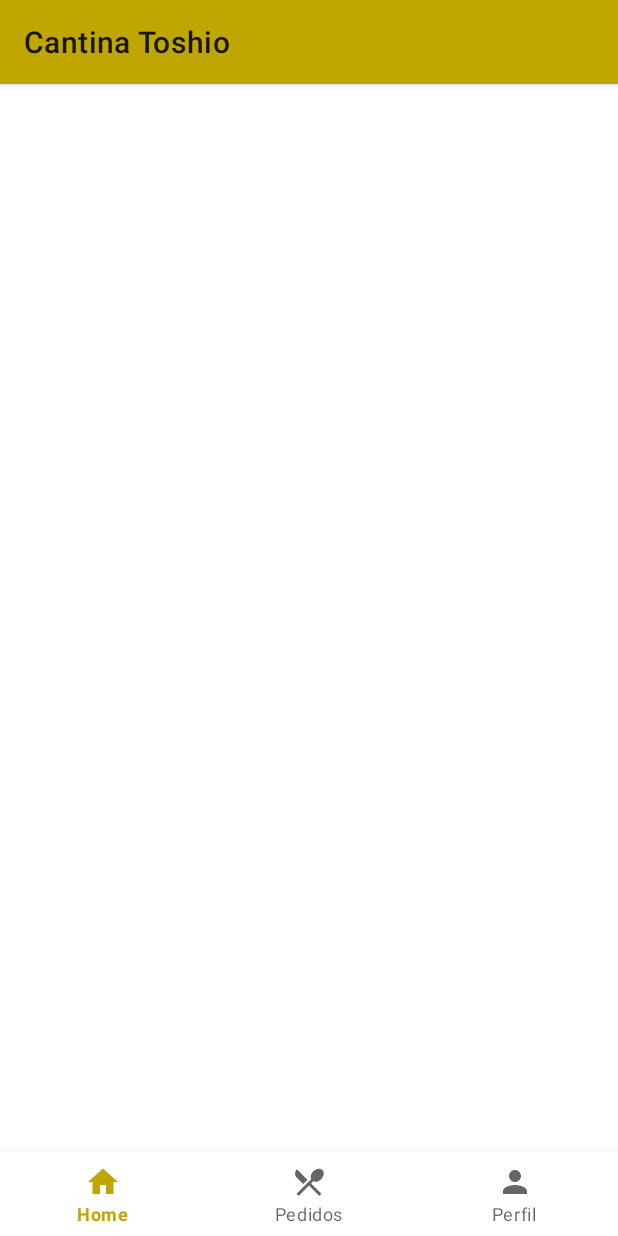
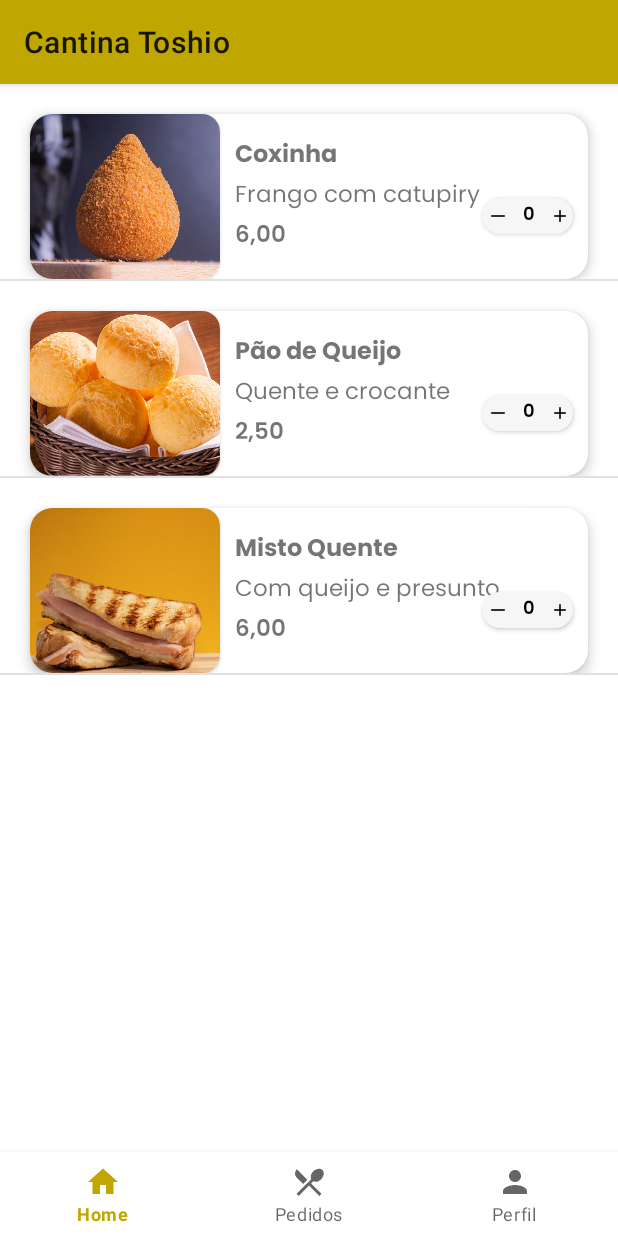
Before and after one commit to weslley-lima04/TCCCantinaToshio, an Android app: the fragment Salgados_Home_Fragment placed in its activity, on a phone screen of 412 x 824 dp. Run offline under Robolectric (Android 15) with nearby library versions, the phone set to English and light mode, and no system bars.

Commit message:
lista Salgados não funciona

```diff
--- a/app/build.gradle
+++ b/app/build.gradle
@@ -25,6 +25,7 @@ android {
         sourceCompatibility JavaVersion.VERSION_1_8
         targetCompatibility JavaVersion.VERSION_1_8
     }
+    namespace 'com.cantinatoshio.app'
 }
 
 dependencies {
--- a/app/src/main/AndroidManifest.xml
+++ b/app/src/main/AndroidManifest.xml
@@ -1,6 +1,5 @@
 <?xml version="1.0" encoding="utf-8"?>
-<manifest xmlns:android="http://schemas.android.com/apk/res/android"
-    package="com.cantinatoshio.app">
+<manifest xmlns:android="http://schemas.android.com/apk/res/android">
 
     <application
         android:allowBackup="true"
--- a/app/src/main/java/com/cantinatoshio/app/PedidosFragment.java
+++ b/app/src/main/java/com/cantinatoshio/app/PedidosFragment.java
@@ -21,13 +21,6 @@ import java.util.Date;*/
 public class PedidosFragment extends Fragment
 {
     ListView listapedidos;
-
-    /*
-    Date date = new Date();
-    DateFormat dateFormat = new SimpleDateFormat("HH:mm:ss");
-    String data = dateFormat.format(date);
-
-    Date data = Calendar.getInstance().getTime();*/
 
     //arrays a serem usados na lista
     String[] datapedido = {"20/08/2022"};
@@ -112,6 +105,8 @@ public class PedidosFragment extends Fragment
 
             return v;
         }
+
+
     }
 
 
--- a/app/src/main/java/com/cantinatoshio/app/Salgados_Home_Fragment.java
+++ b/app/src/main/java/com/cantinatoshio/app/Salgados_Home_Fragment.java
@@ -2,16 +2,30 @@ package com.cantinatoshio.app;
 
 import android.os.Bundle;
 
+import androidx.cardview.widget.CardView;
 import androidx.fragment.app.Fragment;
 
 import android.view.LayoutInflater;
 import android.view.View;
 import android.view.ViewGroup;
+import android.widget.BaseAdapter;
+import android.widget.ImageView;
+import android.widget.ListView;
+import android.widget.TextView;
+
+import com.google.android.material.card.MaterialCardView;
 
 
 public class Salgados_Home_Fragment extends Fragment
 {
 
+    ListView lista_salgados;
+
+    String [] nomeProduto = {"Coxinha", "Pão de Queijo", "Misto Quente"};
+    String [] descProduto = {"Frango com catupiry", "Quente e crocante", "Com queijo e presunto"};
+    String [] precoProduto = {"6,00", "2,50", "6,00"};
+    String [] qtdeProduto = {"0", "0", "0"};
+    int[] imgProduto = {R.drawable.coxinha, R.drawable.fpaodequeijo, R.drawable.misto};
 
 
     @Override
@@ -19,6 +33,64 @@ public class Salgados_Home_Fragment extends Fragment
                              Bundle savedInstanceState)
     {
         // Inflate the layout for this fragment
-        return inflater.inflate(R.layout.fragment_salgados_home, container, false);
+        View view = inflater.inflate(R.layout.fragment_salgados_home, container, false);
+        lista_salgados = view.findViewById(R.id.lista_salgados);
+        AdapterSalgados adapterSalgados = new AdapterSalgados();
+        lista_salgados.setAdapter(adapterSalgados);
+
+
+        //aqui vem o clique pra nova janela
+
+
+        return view;
     }
+
+    public class AdapterSalgados extends BaseAdapter
+    {
+
+        @Override
+        public int getCount()
+        {
+            return nomeProduto.length;
+        }
+
+        @Override
+        public Object getItem(int i)
+        {
+            return null;
+        }
+
+        @Override
+        public long getItemId(int i)
+        {
+            return 0;
+        }
+
+        @Override
+        public View getView(int i, View view, ViewGroup viewGroup)
+        {
+            View v = getLayoutInflater().inflate(R.layout.modelo_produtos, null);
+            TextView txtnomeProduto, txtdescProduto, txtprecoProduto, txtqtdeProduto;
+            CardView produtoCardView;
+            ImageView modelimgProduto;
+
+            //produtoCardView = v.findViewById(R.id.cardProduto);
+            txtnomeProduto = v.findViewById(R.id.nomeProduto);
+            txtdescProduto = v.findViewById(R.id.descricao);
+            txtprecoProduto = v.findViewById(R.id.preco);
+            txtqtdeProduto = v.findViewById(R.id.qtdProduto);
+            modelimgProduto = v.findViewById(R.id.imgProduto);
+
+            txtnomeProduto.setText(nomeProduto[i]);
+            txtdescProduto.setText(descProduto[i]);
+            txtprecoProduto.setText(precoProduto[i]);
+            txtqtdeProduto.setText(qtdeProduto[i]);
+            modelimgProduto.setImageResource(imgProduto[i]);
+
+
+            return v;
+        }
+    }
+
+
 }
--- /dev/null
+++ b/app/src/main/res/drawable/btn_border.xml
@@ -0,0 +1,5 @@
+<?xml version="1.0" encoding="utf-8"?>
+<shape android:shape="rectangle" xmlns:android="http://schemas.android.com/apk/res/android">
+    <solid android:color="@color/yellowapp"/>
+    <corners android:radius="20dp"/>
+</shape>
--- /dev/null
+++ b/app/src/main/res/drawable/circle_border.xml
@@ -0,0 +1,5 @@
+<?xml version="1.0" encoding="utf-8"?>
+<shape android:shape="rectangle" xmlns:android="http://schemas.android.com/apk/res/android">
+    <solid android:color="@color/grayapp"/>
+    <corners android:radius="20dp"/>
+</shape>
--- /dev/null
+++ b/app/src/main/res/drawable/ic_baseline_add.xml
@@ -0,0 +1,5 @@
+<vector android:height="24dp" android:tint="#000000"
+    android:viewportHeight="24" android:viewportWidth="24"
+    android:width="24dp" xmlns:android="http://schemas.android.com/apk/res/android">
+    <path android:fillColor="@android:color/white" android:pathData="M19,13h-6v6h-2v-6H5v-2h6V5h2v6h6v2z"/>
+</vector>
--- /dev/null
+++ b/app/src/main/res/drawable/ic_baseline_min.xml
@@ -0,0 +1,6 @@
+<vector android:height="24dp" android:tint="#000000"
+    android:viewportHeight="24" android:viewportWidth="24"
+    android:width="24dp" xmlns:android="http://schemas.android.com/apk/res/android">
+    <path android:fillColor="@android:color/white"
+        android:fillType="evenOdd" android:pathData="M4,11h16v2h-16z"/>
+</vector>
--- /dev/null
+++ b/app/src/main/res/layout/modelo_produtos.xml
@@ -0,0 +1,115 @@
+<?xml version="1.0" encoding="utf-8"?>
+<androidx.constraintlayout.widget.ConstraintLayout xmlns:android="http://schemas.android.com/apk/res/android"
+    xmlns:app="http://schemas.android.com/apk/res-auto"
+    xmlns:tools="http://schemas.android.com/tools"
+    android:layout_width="match_parent"
+    android:layout_height="wrap_content"
+    android:background="@color/white">
+
+    <androidx.cardview.widget.CardView
+        android:id="@+id/cardProduto"
+        android:layout_width="match_parent"
+        android:layout_height="110dp"
+        android:layout_margin="20dp"
+        app:cardCornerRadius="15dp"
+        app:cardElevation="5dp"
+        app:layout_constraintRight_toRightOf="parent"
+        app:layout_constraintStart_toStartOf="parent"
+        app:layout_constraintTop_toTopOf="parent">
+
+        <androidx.constraintlayout.widget.ConstraintLayout
+            android:layout_width="match_parent"
+            android:layout_height="match_parent">
+
+            <androidx.cardview.widget.CardView
+                android:id="@+id/cardViewt"
+                android:layout_width="0dp"
+                android:layout_height="wrap_content"
+                app:cardCornerRadius="12dp"
+                app:layout_constraintBottom_toBottomOf="parent"
+                app:layout_constraintLeft_toLeftOf="parent"
+                app:layout_constraintTop_toTopOf="parent"
+                app:layout_constraintWidth_percent=".34">
+
+                <ImageView
+                    android:id="@+id/imgProduto"
+                    android:layout_width="match_parent"
+                    android:layout_height="match_parent"
+                    android:scaleType="centerCrop"
+                    android:src="@drawable/coxinha"
+                    app:layout_constraintWidth_percent=".34" />
+            </androidx.cardview.widget.CardView>
+
+            <TextView
+                android:id="@+id/nomeProduto"
+                android:layout_width="wrap_content"
+                android:layout_height="wrap_content"
+                android:fontFamily="@font/poppinsbold"
+                android:text="Coxinha"
+                android:textSize="16sp"
+                app:layout_constraintBottom_toTopOf="@id/descricao"
+                app:layout_constraintStart_toStartOf="@id/descricao" />
+
+            <TextView
+                android:id="@+id/descricao"
+                android:layout_width="wrap_content"
+                android:layout_height="wrap_content"
+                android:layout_marginStart="10dp"
+                android:fontFamily="@font/poppinsregular"
+                android:text="frango com catupiry"
+                android:textSize="15sp"
+                app:layout_constraintBottom_toBottomOf="parent"
+                app:layout_constraintStart_toEndOf="@id/cardViewt"
+                app:layout_constraintTop_toTopOf="parent" />
+
+            <TextView
+                android:id="@+id/preco"
+                android:layout_width="wrap_content"
+                android:layout_height="wrap_content"
+                android:fontFamily="@font/poppinssemibold"
+                android:text="Preço:  R$2.50"
+                android:textSize="15sp"
+                app:layout_constraintStart_toStartOf="@+id/descricao"
+                app:layout_constraintTop_toBottomOf="@+id/descricao" />
+
+            <LinearLayout
+                android:id="@+id/linearLayout"
+                android:layout_width="wrap_content"
+                android:layout_height="wrap_content"
+                android:layout_marginEnd="10dp"
+                android:background="@drawable/circle_border"
+                android:elevation="2dp"
+                android:gravity="center"
+                android:orientation="horizontal"
+                app:layout_constraintBottom_toTopOf="@+id/preco"
+                app:layout_constraintRight_toRightOf="parent"
+                app:layout_constraintTop_toBottomOf="@+id/descricao">
+
+                <ImageView
+                    android:layout_width="13dp"
+                    android:layout_height="wrap_content"
+                    android:layout_marginStart="4dp"
+                    android:src="@drawable/ic_baseline_min" />
+
+                <TextView
+                    android:id="@+id/qtdProduto"
+                    android:layout_width="wrap_content"
+                    android:layout_height="wrap_content"
+                    android:layout_marginStart="10dp"
+                    android:layout_marginEnd="10dp"
+                    android:fontFamily="@font/poppinssemibold"
+                    android:text="0"
+                    android:textColor="@color/black"
+                    android:textSize="12sp" />
+
+                <ImageView
+                    android:layout_width="13dp"
+                    android:layout_height="wrap_content"
+                    android:layout_marginEnd="2dp"
+                    android:src="@drawable/ic_baseline_add" />
+
+
+            </LinearLayout>
+        </androidx.constraintlayout.widget.ConstraintLayout>
+    </androidx.cardview.widget.CardView>
+</androidx.constraintlayout.widget.ConstraintLayout>
--- a/build.gradle
+++ b/build.gradle
@@ -1,7 +1,7 @@
 // Top-level build file where you can add configuration options common to all sub-projects/modules.
 plugins {
-    id 'com.android.application' version '7.1.2' apply false
-    id 'com.android.library' version '7.1.2' apply false
+    id 'com.android.application' version '7.3.0' apply false
+    id 'com.android.library' version '7.3.0' apply false
 }
 
 task clean(type: Delete) {
```
Also changed, not shown: app/src/main/java/com/cantinatoshio/app/ClickProdutoFragment.java (added, +24 -0 lines), app/src/main/res/drawable/wave.xml (added, +181 -0 lines), app/src/main/res/layout/fragment_click_produto.xml (added, +109 -0 lines), app/src/main/res/drawable-v24/coxinha.png (added), app/src/main/res/drawable/fpaodequeijo.png (added), app/src/main/res/drawable/hamburgao.jpg (added), app/src/main/res/drawable/misto.jpg (added), gradle/wrapper/gradle-wrapper.properties.
